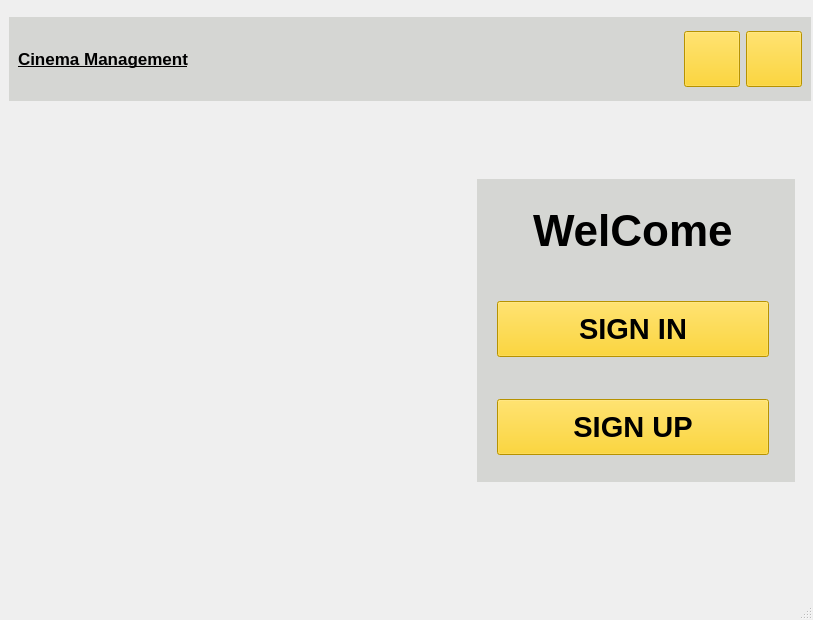
Before: the Qt Designer form mainwindow.ui in ItsArtaz/cinema_management, drawn with Qt 5.
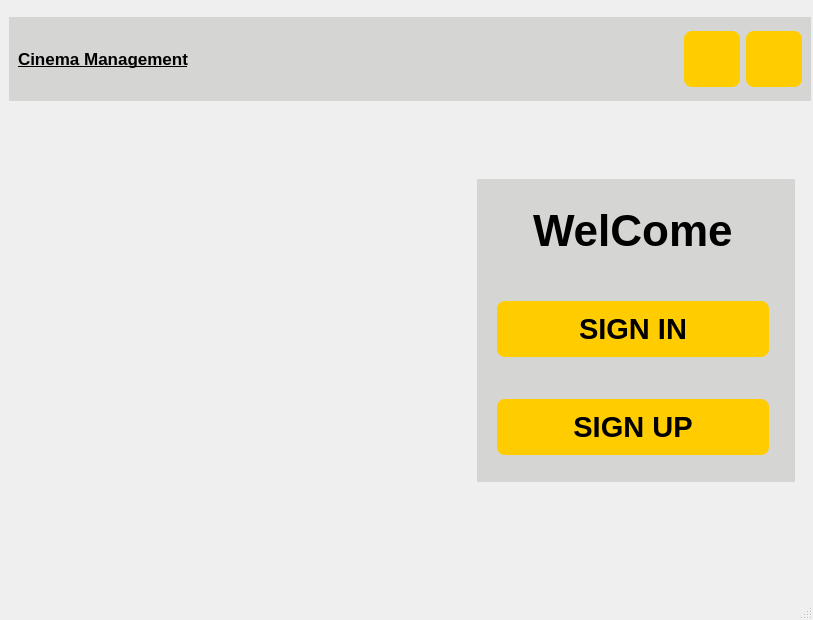
After: the same form once the commit is applied. Icons and pictures are not drawn.

Commit message: username label and password label are bigger now and used border radius for mw page

Diff of the .ui file:
```diff
--- a/mainwindow.ui
+++ b/mainwindow.ui
@@ -50,6 +50,11 @@
 {
     background-color:black;
 color : rgb(255, 204, 0);
+}
+#pushButton,#pushButton_2,#pushButton_3,#pushButton_4
+{
+border-width : 0px;
+border-radius : 8px;
 }</string>
   </property>
   <widget class="QWidget" name="centralwidget">
```
The commit also changes 1 other file.
